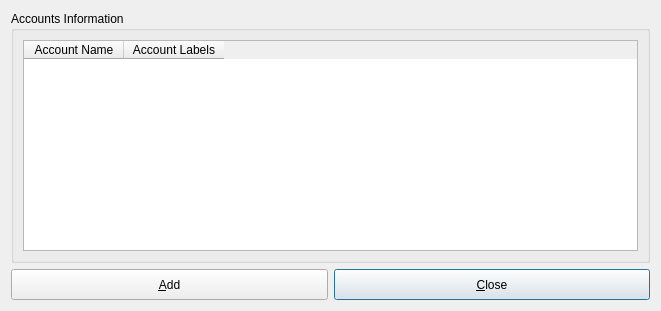
The window that src/walletmanager.ui (mhogomchungu/qCheckGMail) describes before a commit, drawn with Qt 5.
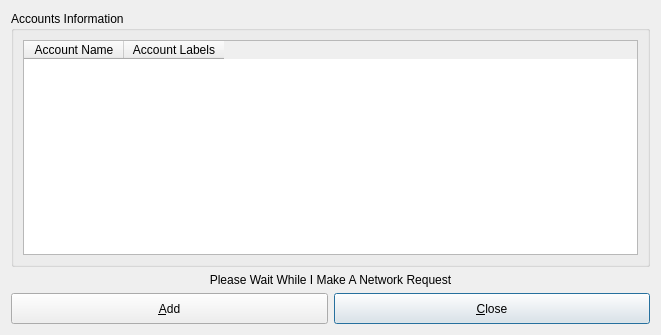
The same window after the commit.

Commit message: show a potential delay while waiting for a network response

```diff
--- a/src/walletmanager.ui
+++ b/src/walletmanager.ui
@@ -10,13 +10,26 @@
     <x>0</x>
     <y>0</y>
     <width>661</width>
-    <height>311</height>
+    <height>335</height>
    </rect>
   </property>
   <property name="windowTitle">
    <string>Account Configuration Window</string>
   </property>
   <layout class="QGridLayout" name="gridLayout">
+   <item row="2" column="0">
+    <widget class="QPushButton" name="pushButtonAccountAdd">
+     <property name="minimumSize">
+      <size>
+       <width>0</width>
+       <height>31</height>
+      </size>
+     </property>
+     <property name="text">
+      <string>&amp;Add</string>
+     </property>
+    </widget>
+   </item>
    <item row="0" column="0" colspan="2">
     <widget class="QGroupBox" name="groupBox">
      <property name="title">
@@ -58,20 +71,7 @@
      </layout>
     </widget>
    </item>
-   <item row="1" column="0">
-    <widget class="QPushButton" name="pushButtonAccountAdd">
-     <property name="minimumSize">
-      <size>
-       <width>0</width>
-       <height>31</height>
-      </size>
-     </property>
-     <property name="text">
-      <string>&amp;Add</string>
-     </property>
-    </widget>
-   </item>
-   <item row="1" column="1">
+   <item row="2" column="1">
     <widget class="QPushButton" name="pushButtonClose">
      <property name="minimumSize">
       <size>
@@ -87,6 +87,19 @@
      </property>
     </widget>
    </item>
+   <item row="1" column="0" colspan="2">
+    <widget class="QLabel" name="labelNetworkWarning">
+     <property name="text">
+      <string>Please Wait While I Make A Network Request</string>
+     </property>
+     <property name="alignment">
+      <set>Qt::AlignCenter</set>
+     </property>
+     <property name="wordWrap">
+      <bool>false</bool>
+     </property>
+    </widget>
+   </item>
   </layout>
  </widget>
  <tabstops>
```
The commit also changes 7 other files.
